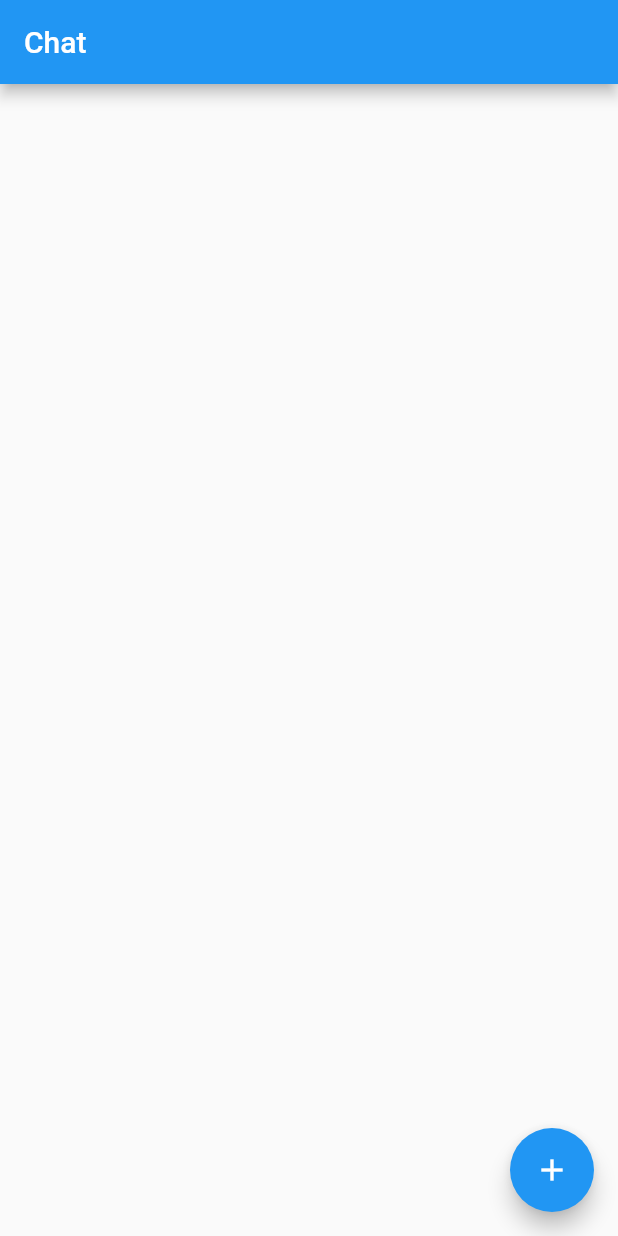
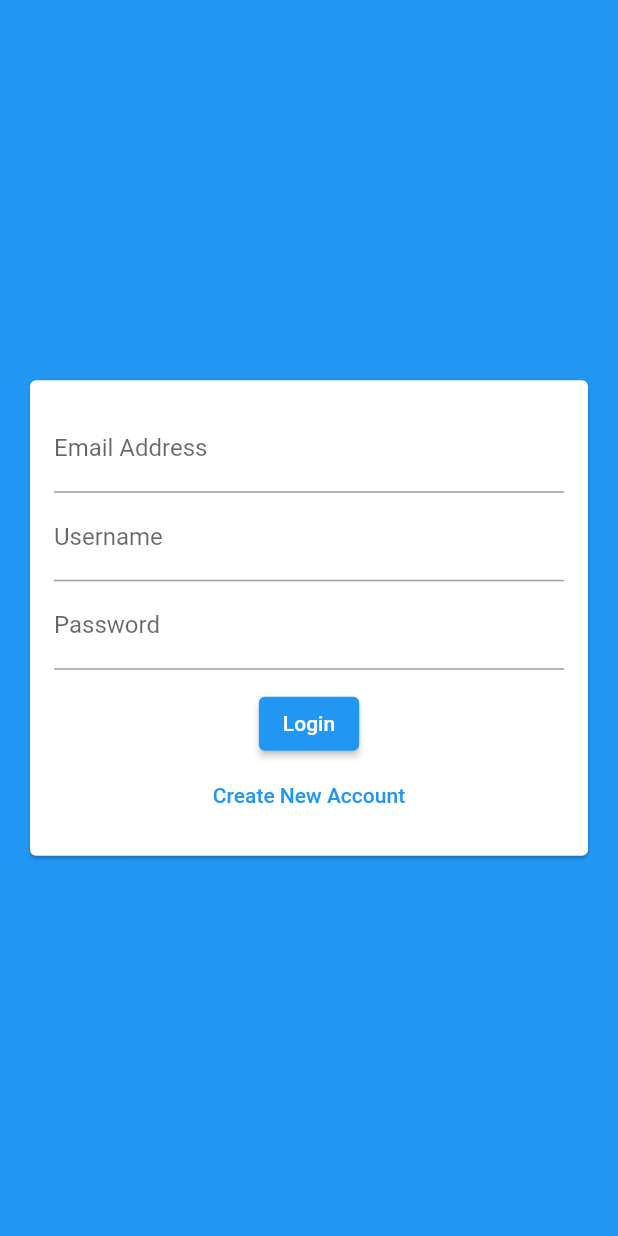
Before and after one commit to polnikovandrey/chat_app, a Flutter app: the screen it shows after launch, on a phone screen of 412 x 824 dp. Run offline on Flutter 3.47's test engine with Material 2 defaults, Android fonts, the phone set to English and light mode, and no system bars; our stand-ins replace cloud_firestore, firebase_core; accounts and stored records are empty.

Commit message:
+ AuthScreen

```diff
--- a/lib/main.dart
+++ b/lib/main.dart
@@ -1,6 +1,6 @@
-import 'package:chat_app/screens/chat_screen.dart';
+import 'package:chat_app/screens/auth_screen.dart';
+import 'package:firebase_core/firebase_core.dart';
 import 'package:flutter/material.dart';
-import 'package:firebase_core/firebase_core.dart';
 
 void main() async {
   WidgetsFlutterBinding.ensureInitialized();
@@ -18,7 +18,7 @@ class ChatApp extends StatelessWidget {
       theme: ThemeData(
         primarySwatch: Colors.blue,
       ),
-      home: const ChatScreen(),
+      home: const AuthScreen(),
     );
   }
 }
--- a/lib/screens/auth_screen.dart
+++ b/lib/screens/auth_screen.dart
@@ -0,0 +1,19 @@
+import 'package:chat_app/widgets/auth/auth_form.dart';
+import 'package:flutter/material.dart';
+
+class AuthScreen extends StatefulWidget {
+  const AuthScreen({Key? key}) : super(key: key);
+
+  @override
+  State<AuthScreen> createState() => _AuthScreenState();
+}
+
+class _AuthScreenState extends State<AuthScreen> {
+  @override
+  Widget build(BuildContext context) {
+    return Scaffold(
+      backgroundColor: Theme.of(context).colorScheme.primary,
+      body: const AuthForm(),
+    );
+  }
+}
--- /dev/null
+++ b/lib/widgets/auth/auth_form.dart
@@ -0,0 +1,51 @@
+import 'package:flutter/material.dart';
+
+class AuthForm extends StatefulWidget {
+  const AuthForm({Key? key}) : super(key: key);
+
+  @override
+  State<AuthForm> createState() => _AuthFormState();
+}
+
+class _AuthFormState extends State<AuthForm> {
+  @override
+  Widget build(BuildContext context) {
+    return Center(
+      child: Card(
+        margin: const EdgeInsets.all(20),
+        child: SingleChildScrollView(
+          child: Padding(
+            padding: const EdgeInsets.all(16),
+            child: Form(
+              child: Column(
+                mainAxisSize: MainAxisSize.min,
+                children: [
+                  TextFormField(
+                    keyboardType: TextInputType.emailAddress,
+                    decoration: const InputDecoration(labelText: 'Email Address'),
+                  ),
+                  TextFormField(
+                    decoration: const InputDecoration(labelText: 'Username'),
+                  ),
+                  TextFormField(
+                    decoration: const InputDecoration(labelText: 'Password'),
+                    obscureText: true,
+                  ),
+                  const SizedBox(height: 12),
+                  ElevatedButton(
+                    onPressed: () {},
+                    child: const Text('Login'),
+                  ),
+                  TextButton(
+                    onPressed: () {},
+                    child: const Text('Create New Account'),
+                  )
+                ],
+              ),
+            ),
+          ),
+        ),
+      ),
+    );
+  }
+}
```
